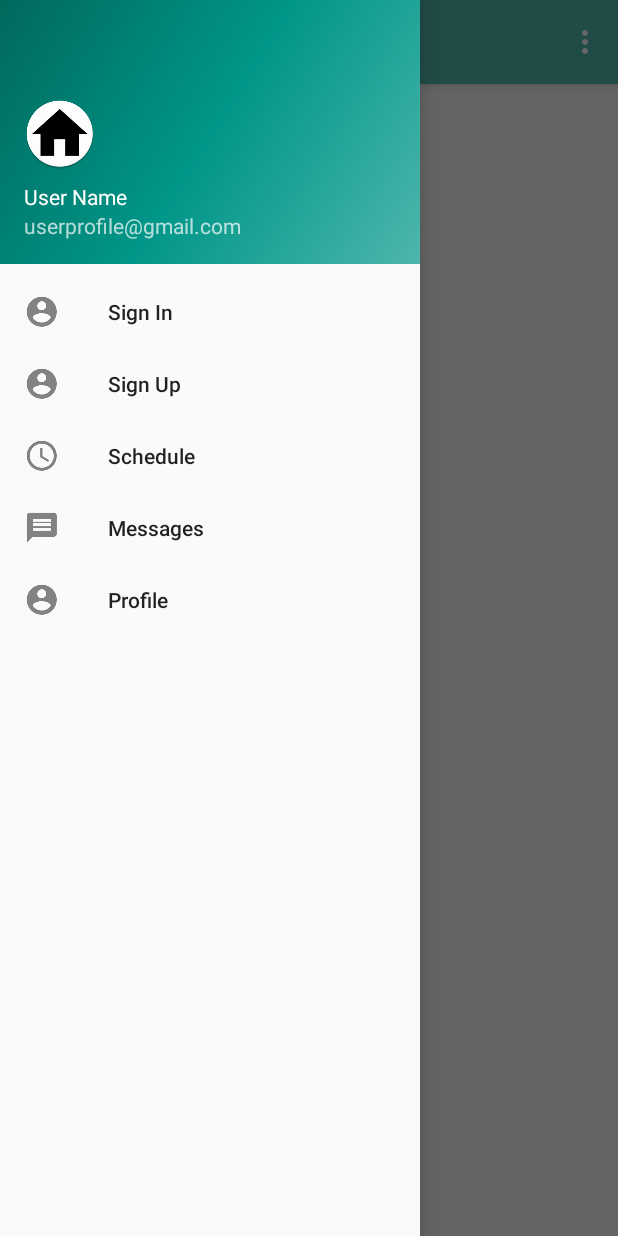
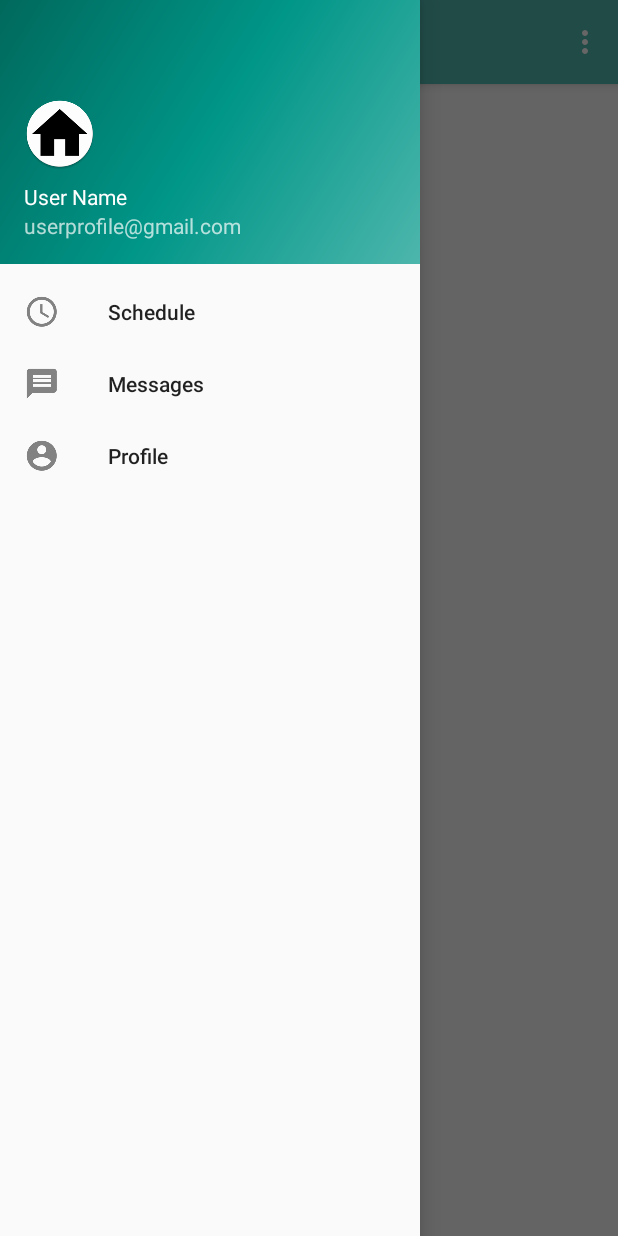
Before and after one commit to PabloWinter/Employee-Connect, an Android app: the screen it shows after launch (Navigation), with the side drawer open, on a phone screen of 412 x 824 dp. Run offline under Robolectric (Android 15) with nearby library versions, the phone set to English and light mode, and no system bars.

Commit message:
Added removed sign in and sign up from navigation drawer

```diff
--- a/EmployeeConnect/app/src/main/res/menu/activity_navigation_drawer.xml
+++ b/EmployeeConnect/app/src/main/res/menu/activity_navigation_drawer.xml
@@ -4,14 +4,6 @@
     tools:showIn="navigation_view">
 
     <group android:checkableBehavior="single">
-        <item
-            android:id="@+id/navigation_login"
-            android:icon="@drawable/ic_menu_profile"
-            android:title="@string/action_signin" />
-        <item
-            android:id="@+id/navigation_signup"
-            android:icon="@drawable/ic_menu_profile"
-            android:title="@string/action_signup" />
         <item
             android:id="@+id/navigation_schedule"
             android:icon="@drawable/ic_menu_schedule"
```
Also changed, not shown: EmployeeConnect/app/src/main/java/ca/bvc/employeeconnect/Navigation.java (+1 -11 lines).
